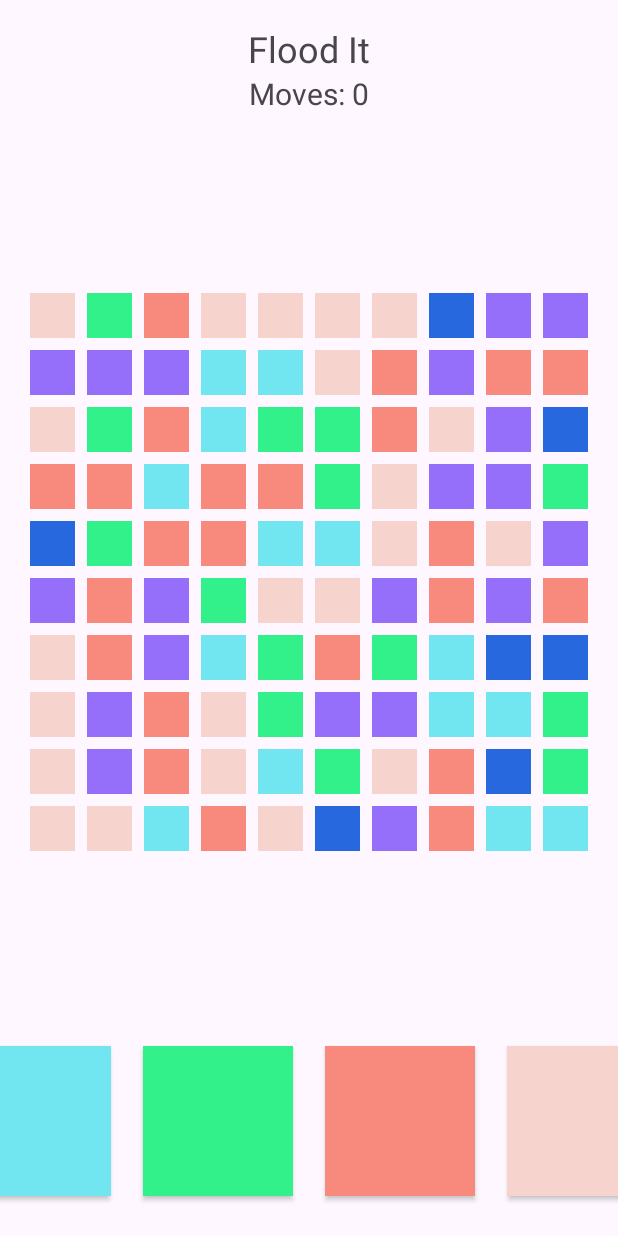
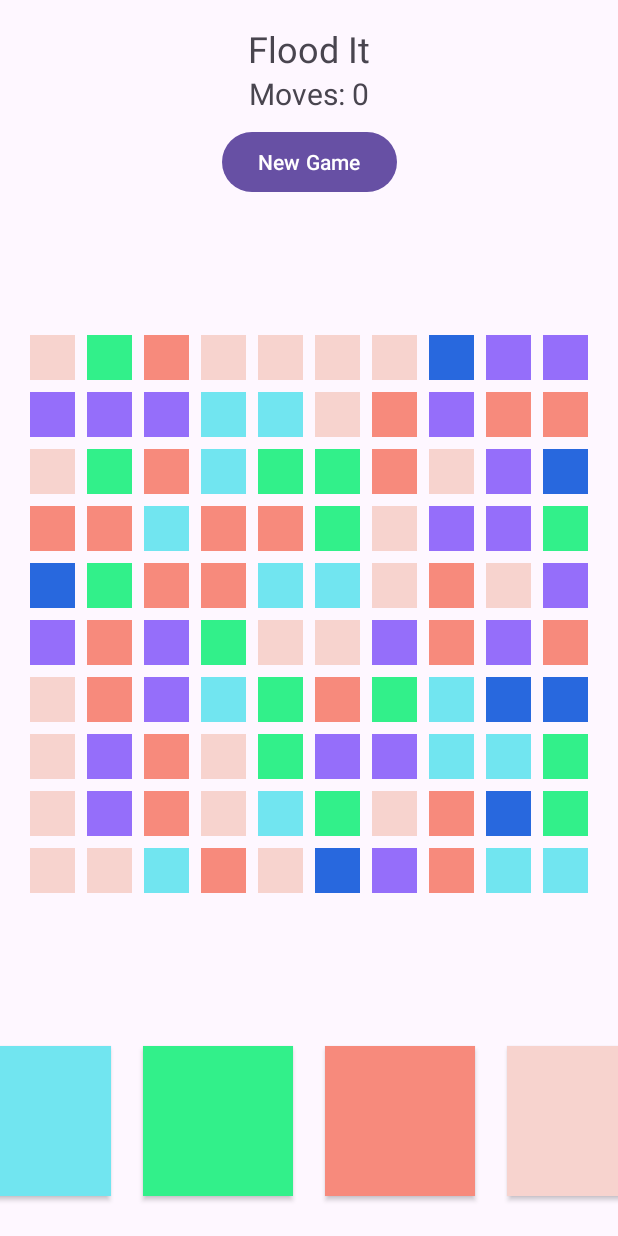
Before and after one commit to georgi-marchev/flood-it-android, an Android app: the screen it shows after launch (MainActivity), on a phone screen of 412 x 824 dp. Run offline under Robolectric (Android 15) with nearby library versions, the phone set to English and light mode, and no system bars.

Commit message:
Add a New Game button that allows to restart the game

```diff
--- a/app/src/main/java/com/gmarchev/floodit/MainActivity.java
+++ b/app/src/main/java/com/gmarchev/floodit/MainActivity.java
@@ -51,6 +51,9 @@ public class MainActivity extends AppCompatActivity implements GameObserver {
         startGameEngine(colors);
 
         createColorButtons(colors);
+
+        Button newGameButton = findViewById(R.id.new_game_button);
+        newGameButton.setOnClickListener(v -> startGameEngine(colors));
     }
 
     private void createBoard() {
--- a/app/src/main/res/layout/activity_main.xml
+++ b/app/src/main/res/layout/activity_main.xml
@@ -30,6 +30,17 @@
         app:layout_constraintTop_toBottomOf="@+id/title"
         tools:text="Moves: 99" />
 
+    <!-- New game button -->
+    <Button
+        android:id="@+id/new_game_button"
+        android:layout_width="wrap_content"
+        android:layout_height="wrap_content"
+        android:text="@string/new_game"
+        app:layout_constraintTop_toBottomOf="@+id/move_counter"
+        app:layout_constraintStart_toStartOf="parent"
+        app:layout_constraintEnd_toEndOf="parent"
+        android:layout_marginTop="8dp"/>
+
     <!-- Board -->
     <GridLayout
         android:id="@+id/board"
@@ -42,7 +53,7 @@
         app:layout_constraintDimensionRatio="1:1"
         app:layout_constraintEnd_toEndOf="parent"
         app:layout_constraintStart_toStartOf="parent"
-        app:layout_constraintTop_toBottomOf="@+id/move_counter" />
+        app:layout_constraintTop_toBottomOf="@+id/new_game_button" />
 
     <!-- Color buttons -->
     <LinearLayout
--- a/app/src/main/res/values/strings.xml
+++ b/app/src/main/res/values/strings.xml
@@ -1,4 +1,5 @@
 <resources>
     <string name="app_name">Flood It</string>
     <string name="moves_format">Moves: %d</string>
+    <string name="new_game">New Game</string>
 </resources>
```
